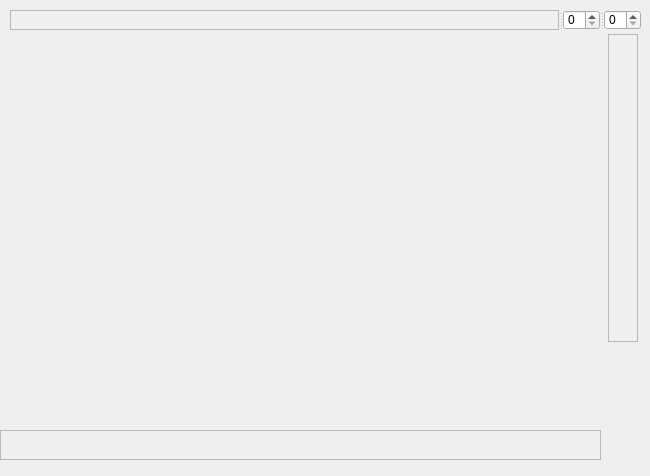
Old version of the form Tools/INimage3D/vtkcolorgradient.ui in the repository zyq1569/HealthApp.
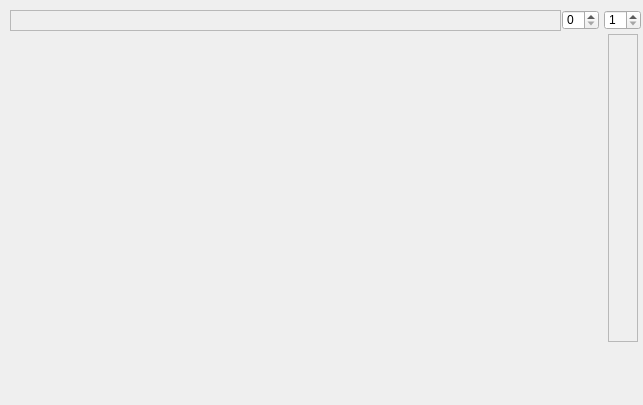
New version of the form.

```diff
--- a/Tools/INimage3D/vtkcolorgradient.ui
+++ b/Tools/INimage3D/vtkcolorgradient.ui
@@ -9,8 +9,8 @@
    <rect>
     <x>0</x>
     <y>0</y>
-    <width>650</width>
-    <height>476</height>
+    <width>643</width>
+    <height>405</height>
    </rect>
   </property>
   <property name="windowTitle">
@@ -51,41 +51,6 @@
     </property>
    </widget>
   </widget>
-  <widget class="QScrollArea" name="scrollArea_2">
-   <property name="geometry">
-    <rect>
-     <x>0</x>
-     <y>430</y>
-     <width>601</width>
-     <height>30</height>
-    </rect>
-   </property>
-   <property name="minimumSize">
-    <size>
-     <width>601</width>
-     <height>30</height>
-    </size>
-   </property>
-   <property name="maximumSize">
-    <size>
-     <width>601</width>
-     <height>30</height>
-    </size>
-   </property>
-   <property name="widgetResizable">
-    <bool>true</bool>
-   </property>
-   <widget class="QWidget" name="scrollAreaWidgetContents_2">
-    <property name="geometry">
-     <rect>
-      <x>0</x>
-      <y>0</y>
-      <width>599</width>
-      <height>28</height>
-     </rect>
-    </property>
-   </widget>
-  </widget>
   <widget class="QWidget" name="m_gwidget" native="true">
    <property name="geometry">
     <rect>
@@ -106,62 +71,6 @@
     </rect>
    </property>
   </widget>
-  <widget class="QSplitter" name="splitter">
-   <property name="geometry">
-    <rect>
-     <x>10</x>
-     <y>10</y>
-     <width>631</width>
-     <height>20</height>
-    </rect>
-   </property>
-   <property name="orientation">
-    <enum>Qt::Horizontal</enum>
-   </property>
-   <widget class="QScrollArea" name="scrollArea_4">
-    <property name="widgetResizable">
-     <bool>true</bool>
-    </property>
-    <widget class="QWidget" name="scrollAreaWidgetContents_4">
-     <property name="geometry">
-      <rect>
-       <x>0</x>
-       <y>0</y>
-       <width>545</width>
-       <height>18</height>
-      </rect>
-     </property>
-    </widget>
-   </widget>
-   <widget class="QSpinBox" name="spinBox">
-    <property name="minimumSize">
-     <size>
-      <width>37</width>
-      <height>20</height>
-     </size>
-    </property>
-    <property name="maximumSize">
-     <size>
-      <width>37</width>
-      <height>20</height>
-     </size>
-    </property>
-   </widget>
-   <widget class="QSpinBox" name="spinBox_3">
-    <property name="minimumSize">
-     <size>
-      <width>37</width>
-      <height>20</height>
-     </size>
-    </property>
-    <property name="maximumSize">
-     <size>
-      <width>37</width>
-      <height>20</height>
-     </size>
-    </property>
-   </widget>
-  </widget>
   <widget class="QSplitter" name="splitter_2">
    <property name="geometry">
     <rect>
@@ -175,6 +84,82 @@
     <enum>Qt::Horizontal</enum>
    </property>
   </widget>
+  <widget class="QScrollArea" name="m_scolloffset">
+   <property name="geometry">
+    <rect>
+     <x>10</x>
+     <y>10</y>
+     <width>551</width>
+     <height>21</height>
+    </rect>
+   </property>
+   <property name="widgetResizable">
+    <bool>true</bool>
+   </property>
+   <widget class="QWidget" name="scrollAreaWidgetContents_4">
+    <property name="geometry">
+     <rect>
+      <x>0</x>
+      <y>0</y>
+      <width>549</width>
+      <height>19</height>
+     </rect>
+    </property>
+   </widget>
+  </widget>
+  <widget class="QSpinBox" name="m_offset">
+   <property name="geometry">
+    <rect>
+     <x>562</x>
+     <y>10</y>
+     <width>37</width>
+     <height>20</height>
+    </rect>
+   </property>
+   <property name="minimumSize">
+    <size>
+     <width>37</width>
+     <height>20</height>
+    </size>
+   </property>
+   <property name="maximumSize">
+    <size>
+     <width>37</width>
+     <height>20</height>
+    </size>
+   </property>
+  </widget>
+  <widget class="QSpinBox" name="m_setslope">
+   <property name="geometry">
+    <rect>
+     <x>604</x>
+     <y>10</y>
+     <width>37</width>
+     <height>20</height>
+    </rect>
+   </property>
+   <property name="minimumSize">
+    <size>
+     <width>37</width>
+     <height>20</height>
+    </size>
+   </property>
+   <property name="maximumSize">
+    <size>
+     <width>37</width>
+     <height>20</height>
+    </size>
+   </property>
+   <property name="minimum">
+    <number>1</number>
+   </property>
+   <property name="maximum">
+    <number>100</number>
+   </property>
+   <property name="value">
+    <number>1</number>
+   </property>
+  </widget>
  </widget>
  <resources/>
  <connections/>
```
Left out of the diff: 2 changed lines with no effect on the pictures.
